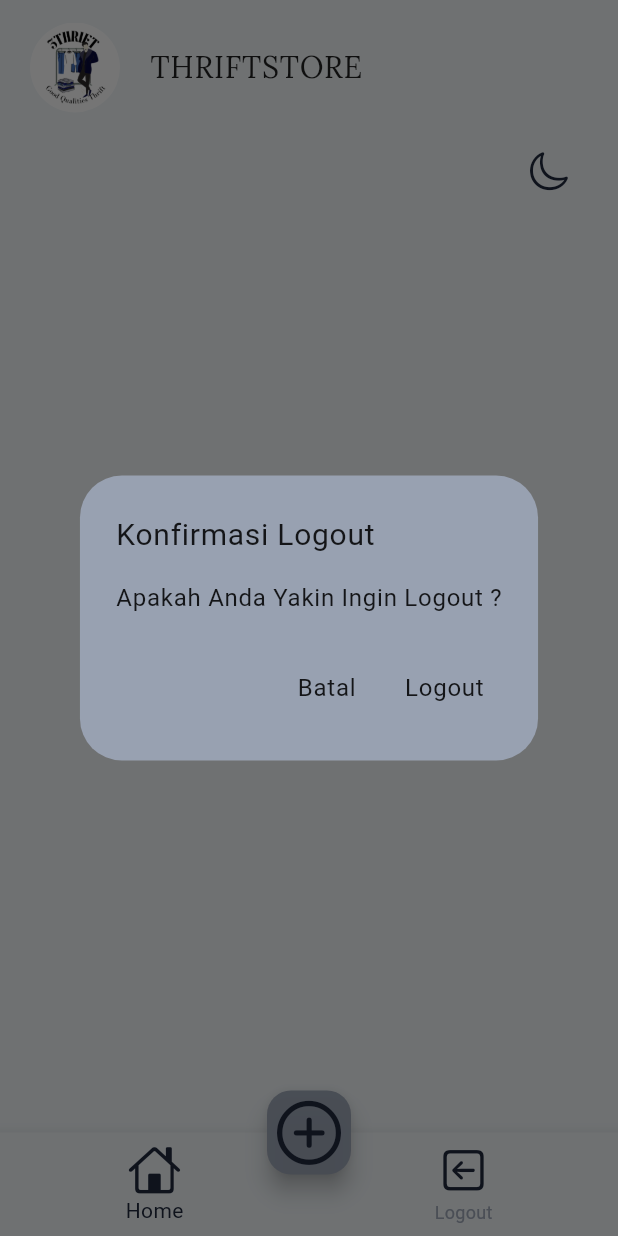
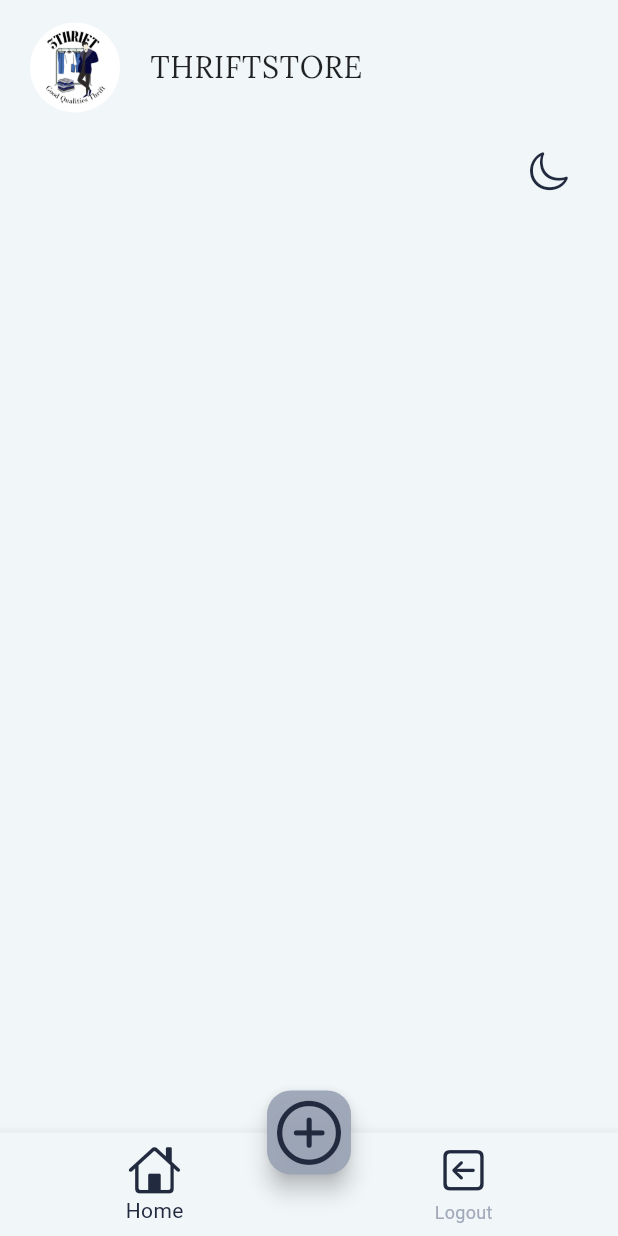
Before and after one commit to YuIYu44/PA_MOBILE-3, a Flutter app: the home_admin screen opened directly, item 2 of the bottom bar chosen, after a tap on "Logout", on a phone screen of 412 x 824 dp. Run offline on Flutter 3.47's test engine with Material 2 defaults, Android fonts, the phone set to English and light mode, and no system bars; our stand-ins replace carousel_slider, cloud_firestore, firebase_auth, firebase_core, firebase_storage, google_fonts and 3 more; accounts and stored records are empty; Roboto replaces fonts that are missing (Iceland).

Commit message:
Update: Ketinggalan kode nya dikit

```diff
--- a/pa_mobile/lib/screen/admin/home_admin.dart
+++ b/pa_mobile/lib/screen/admin/home_admin.dart
@@ -224,6 +224,7 @@ class _home_adminState extends State<home_admin> {
                           TextButton(
                             onPressed: () async {
                               FirebaseAuth.instance.signOut();
+                              Navigator.pop(context);
                             },
                             child: texts_2(context, "Logout", 16,
                                 TextAlign.start, FontWeight.normal),
```
